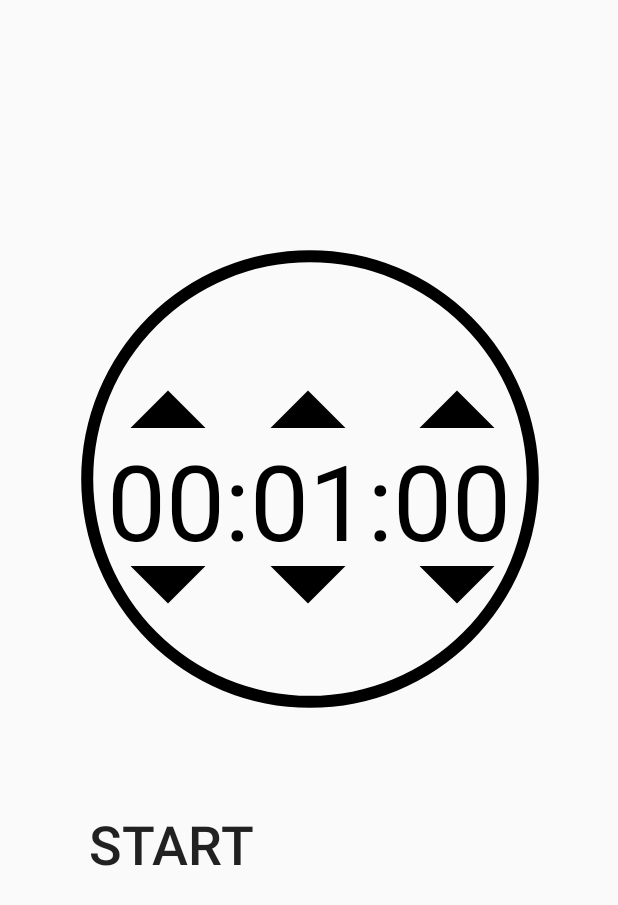
After one commit to AAte/FlexTimer, an Android app: the TimerActivity screen opened directly, with no data from a screen before it, on a phone screen of 412 x 824 dp. The commit adds this screen. Shown: the top 905 px of the screen. Run offline under Robolectric (Android 15) with nearby library versions, the phone set to English and light mode, and no system bars.

Commit message:
Implementation for the TimerActivity

```diff
--- a/app/build.gradle
+++ b/app/build.gradle
@@ -22,6 +22,7 @@ dependencies {
     implementation fileTree(dir: 'libs', include: ['*.jar'])
     implementation 'com.android.support:appcompat-v7:26.1.0'
     implementation 'com.android.support.constraint:constraint-layout:1.1.2'
+    implementation 'com.android.support:support-v4:26.1.0'
     testImplementation 'junit:junit:4.12'
     androidTestImplementation 'com.android.support.test:runner:1.0.2'
     androidTestImplementation 'com.android.support.test.espresso:espresso-core:3.0.2'
--- a/app/src/main/AndroidManifest.xml
+++ b/app/src/main/AndroidManifest.xml
@@ -16,6 +16,7 @@
                 <category android:name="android.intent.category.LAUNCHER" />
             </intent-filter>
         </activity>
+        <activity android:name=".TimerActivity"></activity>
     </application>
 
 </manifest>
--- /dev/null
+++ b/app/src/main/java/com/example/atanas/flextimer/TimerActivity.java
@@ -0,0 +1,284 @@
+package com.example.atanas.flextimer;
+
+import android.os.CountDownTimer;
+import android.support.v7.app.AppCompatActivity;
+import android.os.Bundle;
+import android.util.Log;
+import android.view.View;
+import android.widget.Button;
+import android.widget.ImageButton;
+import android.widget.ProgressBar;
+import android.widget.TextView;
+import java.util.Locale;
+import android.content.SharedPreferences;
+
+public class TimerActivity extends AppCompatActivity {
+
+
+    private long mStartTimeInMillis;
+
+    private TextView mTextViewCountDown;
+    private Button mButtonStartPause;
+    private Button mButtonReset;
+
+    private ImageButton btnHoursUp;
+    private ImageButton btnHoursDown;
+    private ImageButton btnMinutesUp;
+    private ImageButton btnMinutesDown;
+    private ImageButton btnSecondsUp;
+    private ImageButton btnSecondsDown;
+
+    private int hours;
+    private int minutes;
+    private int seconds;
+
+    private CountDownTimer mCountDownTimer;
+
+    private boolean mTimerRunning;
+
+    private long mTimeLeftInMillis;
+    private long mEndTime;
+    private ProgressBar countdownProgress;
+
+    @Override
+    protected void onCreate(Bundle savedInstanceState) {
+        super.onCreate(savedInstanceState);
+        setContentView(R.layout.activity_timer);
+        mStartTimeInMillis = 60000;
+        mTimeLeftInMillis = mStartTimeInMillis;
+        hours   = (int) (mTimeLeftInMillis / 1000) / 3600;
+        minutes = (int) ((mTimeLeftInMillis / 1000) / 60) % 60;
+        seconds = (int) (mTimeLeftInMillis / 1000) % 60;
+
+        btnHoursUp=findViewById(R.id.btnHoursUp);
+        btnHoursDown=findViewById(R.id.btnHoursDown);
+        btnMinutesUp=findViewById(R.id.btnMinutesUp);
+        btnMinutesDown=findViewById(R.id.btnMinutesDown);
+        btnSecondsUp=findViewById(R.id.btnSecondsUp);
+        btnSecondsDown=findViewById(R.id.btnSecondsDown);
+
+
+        mTextViewCountDown = findViewById(R.id.text_view_countdown);
+
+        mButtonStartPause = findViewById(R.id.button_start_pause);
+        mButtonReset = findViewById(R.id.button_reset);
+        countdownProgress=findViewById(R.id.progressBar);
+        mButtonStartPause.setOnClickListener(new View.OnClickListener() {
+            @Override
+            public void onClick(View v) {
+                if (mTimerRunning) {
+                    pauseTimer();
+                } else {
+                    startTimer();
+                }
+            }
+        });
+
+        mButtonReset.setOnClickListener(new View.OnClickListener() {
+            @Override
+            public void onClick(View v) {
+                resetTimer();
+            }
+        });
+
+        btnHoursUp.setOnClickListener(new View.OnClickListener() {
+            @Override
+            public void onClick(View v) {
+                hours++;
+                changeStartTime();
+            }
+        });
+        btnHoursDown.setOnClickListener(new View.OnClickListener() {
+            @Override
+            public void onClick(View v) {
+                if(hours>0){
+                    hours--;
+                }
+                changeStartTime();
+            }
+        });
+
+        btnMinutesUp.setOnClickListener(new View.OnClickListener() {
+            @Override
+            public void onClick(View v) {
+                minutes++;
+                changeStartTime();
+            }
+        });
+
+        btnMinutesDown.setOnClickListener(new View.OnClickListener() {
+            @Override
+            public void onClick(View v) {
+                if(minutes>0){
+                    minutes--;
+                }
+                changeStartTime();
+            }
+        });
+        btnSecondsUp.setOnClickListener(new View.OnClickListener() {
+            @Override
+            public void onClick(View v) {
+                seconds++;
+                changeStartTime();
+            }
+        });
+
+        btnSecondsDown.setOnClickListener(new View.OnClickListener() {
+            @Override
+            public void onClick(View v) {
+                if(seconds>0){
+                    seconds--;
+                }
+                changeStartTime();
+            }
+        });
+        updateCountDownText();
+    }
+
+    private void startTimer() {
+
+        mEndTime = System.currentTimeMillis() + mTimeLeftInMillis;
+        mCountDownTimer = new CountDownTimer(mTimeLeftInMillis, 10) {
+            @Override
+            public void onTick(long millisUntilFinished) {
+                mTimeLeftInMillis = millisUntilFinished;
+                updateCountDownText();
+            }
+
+            @Override
+            public void onFinish() {
+                mTimerRunning = false;
+                updateWatchInterface();
+                countdownProgress.setProgress(0);
+            }
+        }.start();
+
+        mTimerRunning = true;
+        updateWatchInterface();
+
+    }
+
+    private void pauseTimer() {
+        mCountDownTimer.cancel();
+        mTimerRunning = false;
+        updateWatchInterface();
+    }
+
+    private void resetTimer() {
+        mTimeLeftInMillis = mStartTimeInMillis;
+        updateCountDownText();
+        updateWatchInterface();
+        setArrowsVisible();
+
+    }
+
+    private void changeStartTime() {
+        mStartTimeInMillis=(hours*1000*3600)+(minutes*1000*60)+(seconds*1000);
+        mTimeLeftInMillis = mStartTimeInMillis;
+        String timeLeftFormatted = String.format(Locale.getDefault(), "%02d:%02d:%02d",hours, minutes, seconds);
+        mTextViewCountDown.setText(timeLeftFormatted);
+        updateWatchInterface();
+    }
+
+    private void updateCountDownText() {
+        hours   = (int) (mTimeLeftInMillis / 1000) / 3600;
+        minutes = (int) ((mTimeLeftInMillis / 1000) / 60) % 60;
+        seconds = (int) (mTimeLeftInMillis / 1000) % 60;
+
+        String timeLeftFormatted = String.format(Locale.getDefault(), "%02d:%02d:%02d",hours, minutes, seconds);
+        double percentage= (mTimeLeftInMillis/(double)mStartTimeInMillis)*10000;
+        Log.d("Percentage","value: " + percentage);
+        countdownProgress.setProgress((int)percentage);
+        mTextViewCountDown.setText(timeLeftFormatted);
+    }
+
+    private void updateWatchInterface() {
+        if (mTimerRunning) {
+            mButtonReset.setVisibility(View.INVISIBLE);
+            mButtonStartPause.setText("Pause");
+            setArrowsInvisible();
+        } else {
+            mButtonStartPause.setText("Start");
+
+            if (mTimeLeftInMillis < 1000) {
+                mButtonStartPause.setVisibility(View.INVISIBLE);
+            } else {
+                mButtonStartPause.setVisibility(View.VISIBLE);
+            }
+
+            if (mTimeLeftInMillis < mStartTimeInMillis) {
+                mButtonReset.setVisibility(View.VISIBLE);
+            } else {
+                mButtonReset.setVisibility(View.INVISIBLE);
+            }
+        }
+    }
+
+    private void setArrowsVisible(){
+        mButtonStartPause.setVisibility(View.VISIBLE);
+        btnHoursUp.setVisibility(View.VISIBLE);
+        btnHoursDown.setVisibility(View.VISIBLE);
+        btnMinutesUp.setVisibility(View.VISIBLE);
+        btnMinutesDown.setVisibility(View.VISIBLE);
+        btnSecondsUp.setVisibility(View.VISIBLE);
+        btnSecondsDown.setVisibility(View.VISIBLE);
+    }
+    private  void setArrowsInvisible(){
+        mButtonReset.setVisibility(View.INVISIBLE);
+        btnHoursUp.setVisibility(View.INVISIBLE);
+        btnHoursDown.setVisibility(View.INVISIBLE);
+        btnMinutesUp.setVisibility(View.INVISIBLE);
+        btnMinutesDown.setVisibility(View.INVISIBLE);
+        btnSecondsUp.setVisibility(View.INVISIBLE);
+        btnSecondsDown.setVisibility(View.INVISIBLE);
+    }
+
+
+    @Override
+    protected void onStop() {
+        super.onStop();
+
+        SharedPreferences prefs = getSharedPreferences("prefs", MODE_PRIVATE);
+        SharedPreferences.Editor editor = prefs.edit();
+
+        editor.putLong("startTimeInMillis", mStartTimeInMillis);
+        editor.putLong("millisLeft", mTimeLeftInMillis);
+        editor.putBoolean("timerRunning", mTimerRunning);
+        editor.putLong("endTime", mEndTime);
+
+        editor.apply();
+
+        if (mCountDownTimer != null) {
+            mCountDownTimer.cancel();
+        }
+    }
+
+    @Override
+    protected void onStart() {
+        super.onStart();
+
+        SharedPreferences prefs = getSharedPreferences("prefs", MODE_PRIVATE);
+
+        mStartTimeInMillis = prefs.getLong("startTimeInMillis", 60000);
+        mTimeLeftInMillis = prefs.getLong("millisLeft", mStartTimeInMillis);
+        mTimerRunning = prefs.getBoolean("timerRunning", false);
+
+        updateCountDownText();
+        updateWatchInterface();
+
+        if (mTimerRunning) {
+            mEndTime = prefs.getLong("endTime", 0);
+            mTimeLeftInMillis = mEndTime - System.currentTimeMillis();
+
+            if (mTimeLeftInMillis < 0) {
+                mTimeLeftInMillis = 0;
+                mTimerRunning = false;
+                updateCountDownText();
+                updateWatchInterface();
+            } else {
+                startTimer();
+            }
+        }
+    }
+
+}
--- /dev/null
+++ b/app/src/main/res/drawable/circleprogress.xml
@@ -0,0 +1,10 @@
+<?xml version="1.0" encoding="utf-8"?>
+<shape xmlns:android="http://schemas.android.com/apk/res/android"
+    android:shape="ring"
+    android:innerRadiusRatio="2.5"
+    android:thickness="8dp"
+    android:useLevel="true">
+
+    <solid android:color="@color/colorBlack" />
+
+</shape>
--- /dev/null
+++ b/app/src/main/res/drawable/ic_arrow_drop_down_black_24dp.xml
@@ -0,0 +1,4 @@
+<vector android:height="120dp" android:viewportHeight="24.0"
+    android:viewportWidth="24.0" android:width="120dp" xmlns:android="http://schemas.android.com/apk/res/android">
+    <path android:fillColor="#FF000000" android:pathData="M7,10l5,5 5,-5z"/>
+</vector>
--- /dev/null
+++ b/app/src/main/res/drawable/ic_arrow_drop_up_black_24dp.xml
@@ -0,0 +1,4 @@
+<vector android:height="120dp" android:viewportHeight="24.0"
+    android:viewportWidth="24.0" android:width="120dp" xmlns:android="http://schemas.android.com/apk/res/android">
+    <path android:fillColor="#FF000000" android:pathData="M7,14l5,-5 5,5z"/>
+</vector>
--- /dev/null
+++ b/app/src/main/res/layout/activity_timer.xml
@@ -0,0 +1,189 @@
+<?xml version="1.0" encoding="utf-8"?>
+<android.support.constraint.ConstraintLayout xmlns:android="http://schemas.android.com/apk/res/android"
+    xmlns:app="http://schemas.android.com/apk/res-auto"
+    xmlns:tools="http://schemas.android.com/tools"
+    android:layout_width="match_parent"
+    android:layout_height="match_parent"
+    tools:context=".TimerActivity">
+
+    <ImageButton
+        android:id="@+id/btnMinutesUp"
+        android:layout_width="60dp"
+        android:layout_height="60dp"
+        android:layout_marginBottom="8dp"
+        android:layout_marginEnd="8dp"
+        android:layout_marginStart="8dp"
+        android:layout_marginTop="8dp"
+        android:background="@android:color/transparent"
+        app:layout_constraintBottom_toBottomOf="@+id/text_view_countdown"
+        app:layout_constraintEnd_toEndOf="parent"
+        app:layout_constraintHorizontal_bias="0.498"
+        app:layout_constraintStart_toStartOf="parent"
+        app:layout_constraintTop_toTopOf="parent"
+        app:layout_constraintVertical_bias="0.78"
+        app:srcCompat="@drawable/ic_arrow_drop_up_black_24dp" />
+
+    <TextView
+        android:id="@+id/text_view_countdown"
+        android:layout_width="wrap_content"
+        android:layout_height="wrap_content"
+        android:layout_marginBottom="8dp"
+        android:layout_marginEnd="8dp"
+        android:layout_marginStart="8dp"
+        android:layout_marginTop="8dp"
+        android:text="00:00:00"
+        android:textColor="@android:color/black"
+        android:textSize="70sp"
+        app:layout_constraintBottom_toBottomOf="parent"
+        app:layout_constraintEnd_toEndOf="parent"
+        app:layout_constraintStart_toStartOf="parent"
+        app:layout_constraintTop_toTopOf="parent"
+        app:layout_constraintVertical_bias="0.39" />
+
+    <Button
+        android:id="@+id/button_start_pause"
+        style="@android:style/Widget.Material.Light.Button.Borderless.Small"
+        android:layout_width="wrap_content"
+        android:layout_height="wrap_content"
+        android:layout_below="@+id/text_view_countdown"
+        android:layout_centerHorizontal="true"
+        android:layout_marginBottom="8dp"
+        android:layout_marginEnd="8dp"
+        android:layout_marginStart="8dp"
+        android:layout_marginTop="8dp"
+        android:text="start"
+        android:textSize="36sp"
+        app:layout_constraintBottom_toBottomOf="parent"
+        app:layout_constraintEnd_toEndOf="parent"
+        app:layout_constraintHorizontal_bias="0.15"
+        app:layout_constraintStart_toStartOf="parent"
+        app:layout_constraintTop_toBottomOf="@+id/text_view_countdown"
+        app:layout_constraintVertical_bias="0.39" />
+
+    <Button
+        android:id="@+id/button_reset"
+        style="@android:style/Widget.Material.Light.Button.Borderless.Small"
+        android:layout_width="wrap_content"
+        android:layout_height="wrap_content"
+        android:layout_below="@+id/text_view_countdown"
+        android:layout_marginBottom="8dp"
+        android:layout_marginEnd="8dp"
+        android:layout_marginStart="8dp"
+        android:layout_marginTop="8dp"
+        android:layout_toEndOf="@+id/button_start_pause"
+        android:text="reset"
+        android:textSize="36sp"
+        android:visibility="invisible"
+        app:layout_constraintBottom_toBottomOf="parent"
+        app:layout_constraintEnd_toEndOf="parent"
+        app:layout_constraintHorizontal_bias="0.85"
+        app:layout_constraintStart_toStartOf="parent"
+        app:layout_constraintTop_toBottomOf="@+id/text_view_countdown"
+        app:layout_constraintVertical_bias="0.39"
+        tools:visibility="visible" />
+
+    <ProgressBar
+        android:id="@+id/progressBar"
+        style="?android:progressBarStyleHorizontal"
+        android:layout_width="361dp"
+        android:layout_height="328dp"
+        android:layout_marginBottom="8dp"
+        android:layout_marginEnd="8dp"
+        android:layout_marginTop="8dp"
+        android:max="10000"
+        android:progress="10000"
+        android:progressDrawable="@drawable/circleprogress"
+        app:layout_constraintBottom_toBottomOf="parent"
+        app:layout_constraintEnd_toEndOf="@+id/text_view_countdown"
+        app:layout_constraintHorizontal_bias="0.459"
+        app:layout_constraintStart_toStartOf="@+id/text_view_countdown"
+        app:layout_constraintTop_toTopOf="parent"
+        app:layout_constraintVertical_bias="0.307" />
+
+    <ImageButton
+        android:id="@+id/btnSecondsDown"
+        android:layout_width="60dp"
+        android:layout_height="60dp"
+        android:layout_marginBottom="8dp"
+        android:layout_marginEnd="8dp"
+        android:layout_marginStart="8dp"
+        android:layout_marginTop="8dp"
+        android:background="@android:color/transparent"
+        app:layout_constraintBottom_toBottomOf="parent"
+        app:layout_constraintEnd_toEndOf="parent"
+        app:layout_constraintHorizontal_bias="0.794"
+        app:layout_constraintStart_toStartOf="parent"
+        app:layout_constraintTop_toBottomOf="@+id/btnSecondsUp"
+        app:layout_constraintVertical_bias="0.100000024"
+        app:srcCompat="@drawable/ic_arrow_drop_down_black_24dp" />
+
+    <ImageButton
+        android:id="@+id/btnMinutesDown"
+        android:layout_width="60dp"
+        android:layout_height="60dp"
+        android:layout_marginBottom="8dp"
+        android:layout_marginEnd="8dp"
+        android:layout_marginStart="8dp"
+        android:layout_marginTop="8dp"
+        android:background="@android:color/transparent"
+        app:layout_constraintBottom_toBottomOf="parent"
+        app:layout_constraintEnd_toEndOf="parent"
+        app:layout_constraintHorizontal_bias="0.498"
+        app:layout_constraintStart_toStartOf="parent"
+        app:layout_constraintTop_toBottomOf="@+id/btnMinutesUp"
+        app:layout_constraintVertical_bias="0.099"
+        app:srcCompat="@drawable/ic_arrow_drop_down_black_24dp" />
+
+    <ImageButton
+        android:id="@+id/btnSecondsUp"
+        android:layout_width="60dp"
+        android:layout_height="60dp"
+        android:layout_marginBottom="8dp"
+        android:layout_marginEnd="8dp"
+        android:layout_marginStart="8dp"
+        android:layout_marginTop="8dp"
+        android:background="@android:color/transparent"
+        app:layout_constraintBottom_toBottomOf="@+id/text_view_countdown"
+        app:layout_constraintEnd_toEndOf="parent"
+        app:layout_constraintHorizontal_bias="0.794"
+        app:layout_constraintStart_toStartOf="parent"
+        app:layout_constraintTop_toTopOf="parent"
+        app:layout_constraintVertical_bias="0.78"
+        app:srcCompat="@drawable/ic_arrow_drop_up_black_24dp" />
+
+    <ImageButton
+        android:id="@+id/btnHoursUp"
+        android:layout_width="60dp"
+        android:layout_height="60dp"
+        android:layout_marginBottom="8dp"
+        android:layout_marginEnd="8dp"
+        android:layout_marginStart="8dp"
+        android:layout_marginTop="8dp"
+        android:background="@android:color/transparent"
+        app:layout_constraintBottom_toBottomOf="@+id/text_view_countdown"
+        app:layout_constraintEnd_toEndOf="parent"
+        app:layout_constraintHorizontal_bias="0.22"
+        app:layout_constraintStart_toStartOf="parent"
+        app:layout_constraintTop_toTopOf="parent"
+        app:layout_constraintVertical_bias="0.78"
+        app:srcCompat="@drawable/ic_arrow_drop_up_black_24dp" />
+
+    <ImageButton
+        android:id="@+id/btnHoursDown"
+        android:layout_width="60dp"
+        android:layout_height="60dp"
+        android:layout_marginBottom="8dp"
+        android:layout_marginEnd="8dp"
+        android:layout_marginStart="8dp"
+        android:layout_marginTop="8dp"
+        android:background="@android:color/transparent"
+        app:layout_constraintBottom_toBottomOf="parent"
+        app:layout_constraintEnd_toEndOf="parent"
+        app:layout_constraintHorizontal_bias="0.22"
+        app:layout_constraintStart_toStartOf="parent"
+        app:layout_constraintTop_toBottomOf="@+id/btnHoursUp"
+        app:layout_constraintVertical_bias="0.100000024"
+        app:srcCompat="@drawable/ic_arrow_drop_down_black_24dp" />
+
+
+</android.support.constraint.ConstraintLayout>
--- a/app/src/main/res/values/colors.xml
+++ b/app/src/main/res/values/colors.xml
@@ -4,4 +4,6 @@
     <color name="colorPrimaryDark">#303F9F</color>
     <color name="colorAccent">#FF4081</color>
     <color name="colorWhite">#ffffff</color>
+    <color name="colorBlack">#000000</color>
+    <color name="black_overlay">#66000000</color>
 </resources>
--- a/app/src/main/res/values/strings.xml
+++ b/app/src/main/res/values/strings.xml
@@ -8,4 +8,8 @@
     <string name="interval_training_timer">Interval training timer</string>
     <string name="rest_period_timer">Rest-period timer</string>
     <string name="todo">TODO</string>
+
+    <string name="title_activity_timer">TimerActivity</string>
+    <string name="dummy_button">Dummy Button</string>
+    <string name="dummy_content">DUMMY\nCONTENT</string>
 </resources>
```
Also changed, not shown: app/src/main/java/com/example/atanas/flextimer/MainActivity.java (+18 -0 lines), app/src/main/res/values/attrs.xml (added, +12 -0 lines), app/src/main/res/values/styles.xml (+12 -0 lines).
